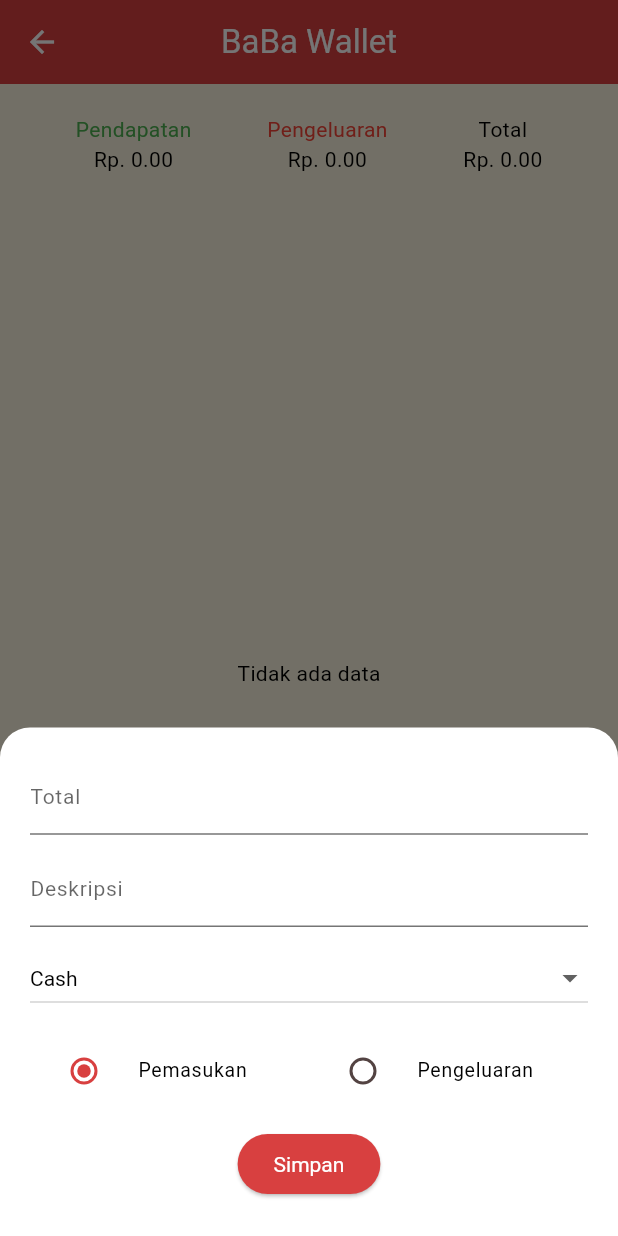
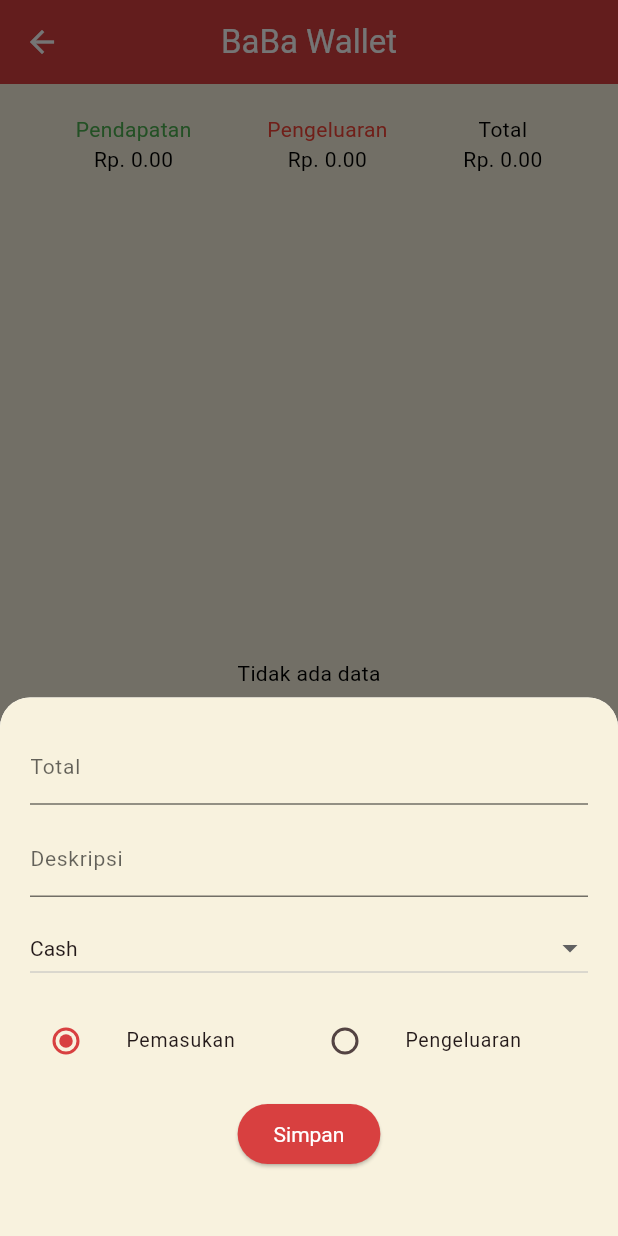
Before and after one commit to 231130651/flutter, a Flutter app: the DashboardScreen screen opened by its route, after a tap on the "add" icon, on a phone screen of 412 x 824 dp. Run offline on Flutter 3.47's test engine with Material 3 defaults, Android fonts, the phone set to English and light mode, and no system bars; our stand-ins replace fl_chart, sqflite; accounts and stored records are empty.

Commit message:
fix modal di tema gelap

```diff
--- a/lib/view/tabs/home_tab.dart
+++ b/lib/view/tabs/home_tab.dart
@@ -13,7 +13,7 @@
     showModalBottomSheet(
       context: context,
       isScrollControlled: true,
-      backgroundColor: Theme.of(context).scaffoldBackgroundColor,
+      backgroundColor: Colors.transparent,
       shape: const RoundedRectangleBorder(
         borderRadius: BorderRadius.vertical(top: Radius.circular(20)),
       ),
--- a/lib/view/tabs/profile_tab.dart
+++ b/lib/view/tabs/profile_tab.dart
@@ -88,7 +88,7 @@
           Row(
             mainAxisAlignment: MainAxisAlignment.spaceBetween,
             children: [
-              const Text('Mode Tampilan', style: TextStyle(fontSize: 16)),
+              const Text('Tema', style: TextStyle(fontSize: 16)),
               DropdownButton<String>(
                 value: selectedTheme,
                 items: ['light', 'dark']
--- a/lib/view/widgets/transaction_form.dart
+++ b/lib/view/widgets/transaction_form.dart
@@ -34,13 +34,17 @@
 
   @override
 Widget build(BuildContext context) {
-    final textColor = Theme.of(context).textTheme.bodyLarge?.color;
+  final textColor = Theme.of(context).colorScheme.onSurface;
   final hintColor = Theme.of(context).hintColor;
 
   return SafeArea(
-      child: Padding(
+    child: Container(
+      decoration: BoxDecoration(
+        color: Theme.of(context).colorScheme.surface,
+        borderRadius: const BorderRadius.vertical(top: Radius.circular(20)),
+      ),
       padding: EdgeInsets.only(
-          bottom: MediaQuery.of(context).viewInsets.bottom,
+        bottom: MediaQuery.of(context).viewInsets.bottom + 20,
         top: 20,
         left: 20,
         right: 20,
@@ -85,21 +89,33 @@
             Row(
               children: [
                 Expanded(
-                    child: RadioListTile(
-                      title: Text('Pemasukan', style: TextStyle(fontSize: 13, color: textColor)),
+                  child: ListTile(
+                    contentPadding: EdgeInsets.zero,
+                    leading: Radio<String>(
                       value: 'income',
                       groupValue: _type,
                       onChanged: (value) => setState(() => _type = value!),
                       activeColor: Theme.of(context).colorScheme.primary,
                     ),
+                    title: Text(
+                      'Pemasukan',
+                      style: TextStyle(fontSize: 13, color: Theme.of(context).colorScheme.onSurface),
+                    ),
+                  ),
                 ),
                 Expanded(
-                    child: RadioListTile(
-                      title: Text('Pengeluaran', style: TextStyle(fontSize: 13, color: textColor)),
+                  child: ListTile(
+                    contentPadding: EdgeInsets.zero,
+                    leading: Radio<String>(
                       value: 'expense',
                       groupValue: _type,
                       onChanged: (value) => setState(() => _type = value!),
                       activeColor: Theme.of(context).colorScheme.primary,
+                    ),
+                    title: Text(
+                      'Pengeluaran',
+                      style: TextStyle(fontSize: 13, color: Theme.of(context).colorScheme.onSurface),
+                    ),
                   ),
                 ),
               ],
```
Also changed, not shown: pubspec.yaml (+10 -1 lines), pubspec.lock. Lines whose indentation alone changed are shown as unchanged.
